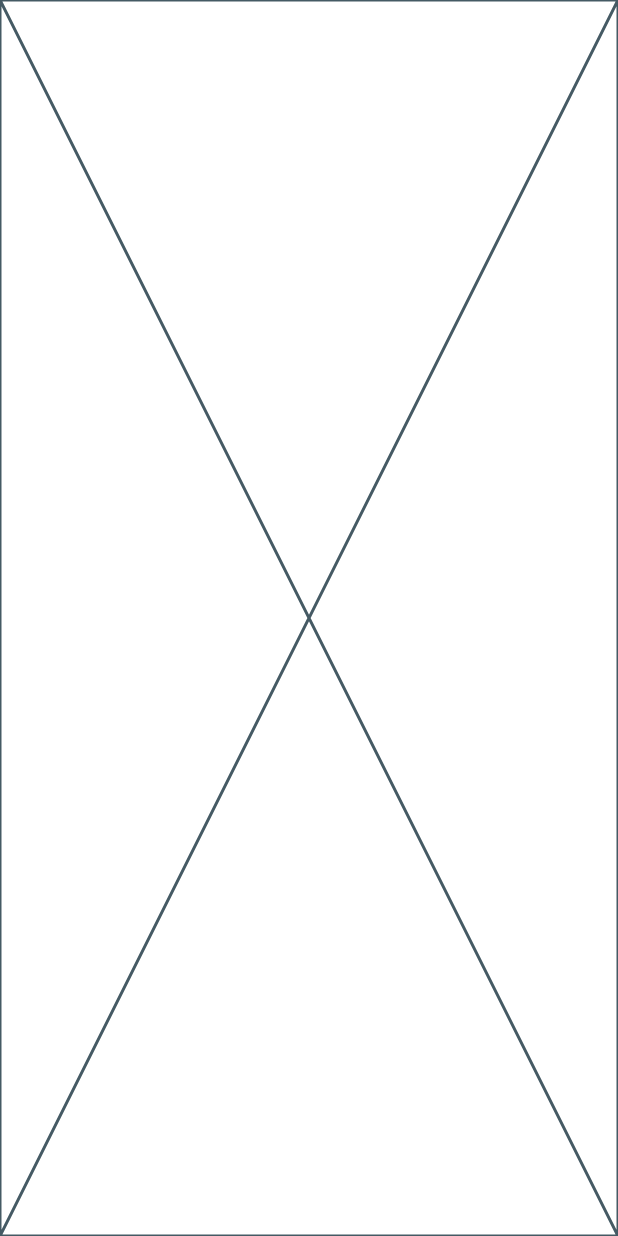
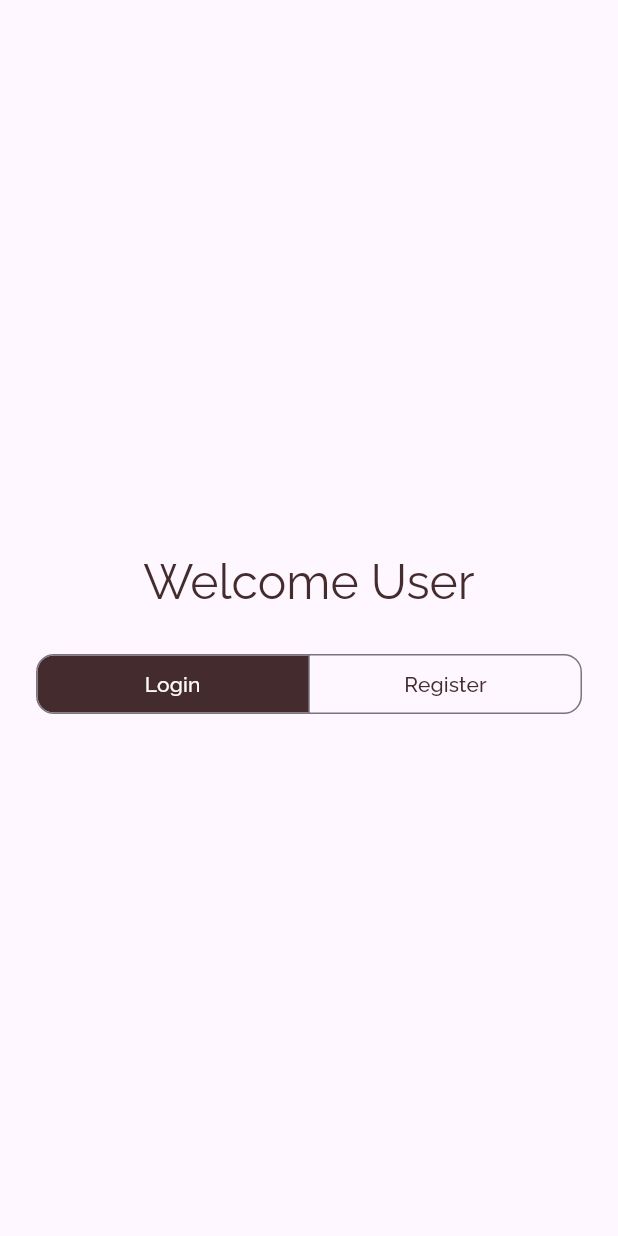
Before and after one commit to rijwan-uddin/AstrohubUser, a Flutter app: the screen it shows after launch, on a phone screen of 412 x 824 dp. Run offline on Flutter 3.47's test engine with Material 3 defaults, Android fonts, the light colour scheme and no system bars; our stand-ins replace firebase_core, freezed_annotation, google_fonts; accounts and stored records are empty.

Commit message:
Login page segmented button update

```diff
--- /dev/null
+++ b/lib/customwidgets/login_section.dart
@@ -0,0 +1,17 @@
+import 'package:flutter/material.dart';
+
+class LoginSection extends StatefulWidget {
+  final VoidCallback onSuccess;
+  final Function(String) onFailure;
+  const LoginSection({super.key, required this.onSuccess, required this.onFailure});
+
+  @override
+  State<LoginSection> createState() => _LoginSectionState();
+}
+
+class _LoginSectionState extends State<LoginSection> {
+  @override
+  Widget build(BuildContext context) {
+    return const Placeholder();
+  }
+}
--- a/lib/main.dart
+++ b/lib/main.dart
@@ -1,8 +1,8 @@
+import 'package:astrohub_user/pages/login_page.dart';
 import 'package:astrohub_user/utils/colors.dart';
 import 'package:flutter/material.dart';
 import 'package:firebase_core/firebase_core.dart';
 import 'package:google_fonts/google_fonts.dart';
-
 import 'firebase_options.dart';
 
 Future<void> main() async {
@@ -60,7 +60,7 @@ class MyApp extends StatelessWidget {
     return MaterialApp(
       debugShowCheckedModeBanner: false,
       theme: _buildShrineTheme(),
-      home: Placeholder(),
+      home: LoginPage(),
     );
   }
 }
--- /dev/null
+++ b/lib/pages/login_page.dart
@@ -0,0 +1,90 @@
+import 'package:astrohub_user/utils/colors.dart';
+import 'package:flutter/material.dart';
+
+enum AuthChoice { login, register }
+
+class LoginPage extends StatefulWidget {
+  static const String routeName = '/login';
+
+  const LoginPage({super.key});
+
+  @override
+  State<LoginPage> createState() => _LoginPageState();
+}
+
+class _LoginPageState extends State<LoginPage> {
+  final _formKey = GlobalKey<FormState>();
+  final _emailController = TextEditingController();
+  final _passwordController = TextEditingController();
+  String _errMsg = '';
+  AuthChoice _authChoice = AuthChoice.login;
+
+  @override
+  void initState() {
+    _emailController.text = 'user1gmail.com';
+    _passwordController.text = '123456';
+    super.initState();
+  }
+
+  @override
+  Widget build(BuildContext context) {
+    return Scaffold(
+      body: Center(
+        child: Form(
+          key: _formKey,
+          child: ListView(
+            padding: const EdgeInsets.all(24.0),
+            shrinkWrap: true,
+            children: [
+              Padding(
+                padding: const EdgeInsets.all(24.0),
+                child: Text(
+                  'Welcome User',
+                  style: Theme.of(context).textTheme.headlineLarge,
+                  textAlign: TextAlign.center,
+                ),
+              ),
+              SegmentedButton<AuthChoice>(
+                style: ButtonStyle(
+                  backgroundColor: MaterialStateProperty.resolveWith((states) {
+                    if (states.contains(MaterialState.selected)) {
+                      return kShrineBrown900;
+                    }
+                    return null;
+                  }),
+                  foregroundColor: MaterialStateColor.resolveWith((states) {
+                    if (states.contains(MaterialState.selected)) {
+                      return kShrineSurfaceWhite;
+                    }
+                    return kShrineBrown900;
+                  }),
+                  shape: MaterialStateProperty.resolveWith((states) {
+                    return RoundedRectangleBorder(
+                        borderRadius: BorderRadius.circular(12.0));
+                  }),
+                ),
+                showSelectedIcon: false,
+                segments: const [
+                  ButtonSegment<AuthChoice>(
+                    value: AuthChoice.login,
+                    label: Text('Login'),
+                  ),
+                  ButtonSegment<AuthChoice>(
+                    value: AuthChoice.register,
+                    label: Text('Register'),
+                  ),
+                ],
+                selected: {_authChoice},
+                onSelectionChanged: (choice){
+                  setState(() {
+                    _authChoice = choice.first;
+                  });
+                },
+              ),
+            ],
+          ),
+        ),
+      ),
+    );
+  }
+}
--- a/pubspec.yaml
+++ b/pubspec.yaml
@@ -52,7 +52,7 @@ dependencies:
   json_annotation:
   firebase_crashlytics:
   google_sign_in:
-  google_fonts:
+  google_fonts: 6.1.0
   flutter_rating_bar:
 
 dev_dependencies:
```
Also changed, not shown: pubspec.lock.
